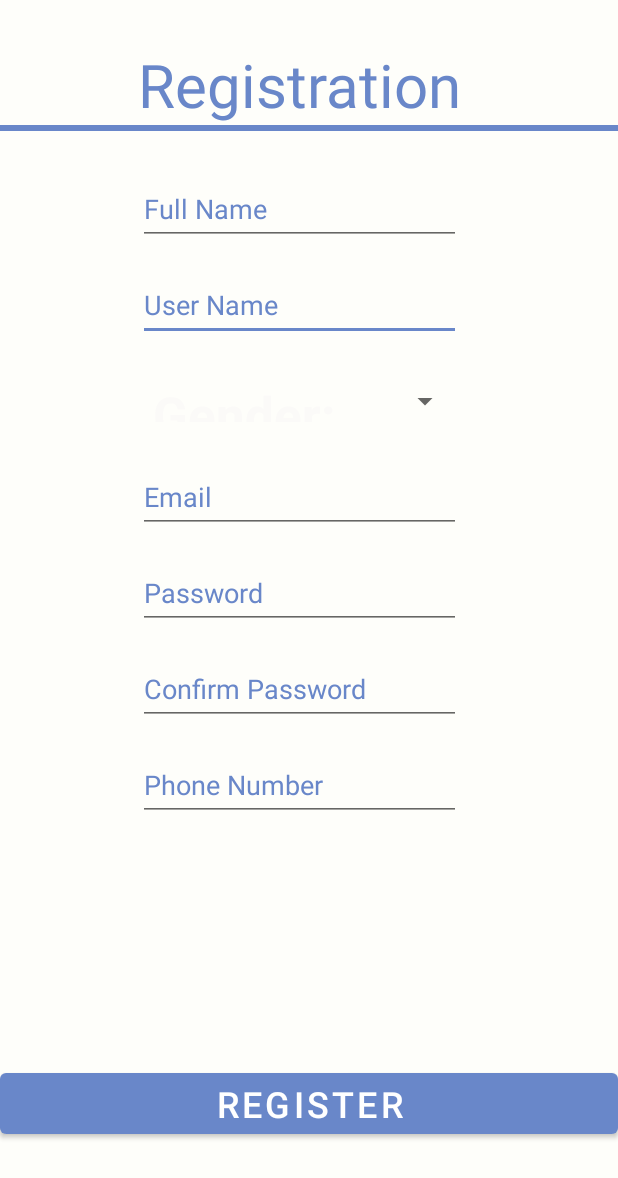
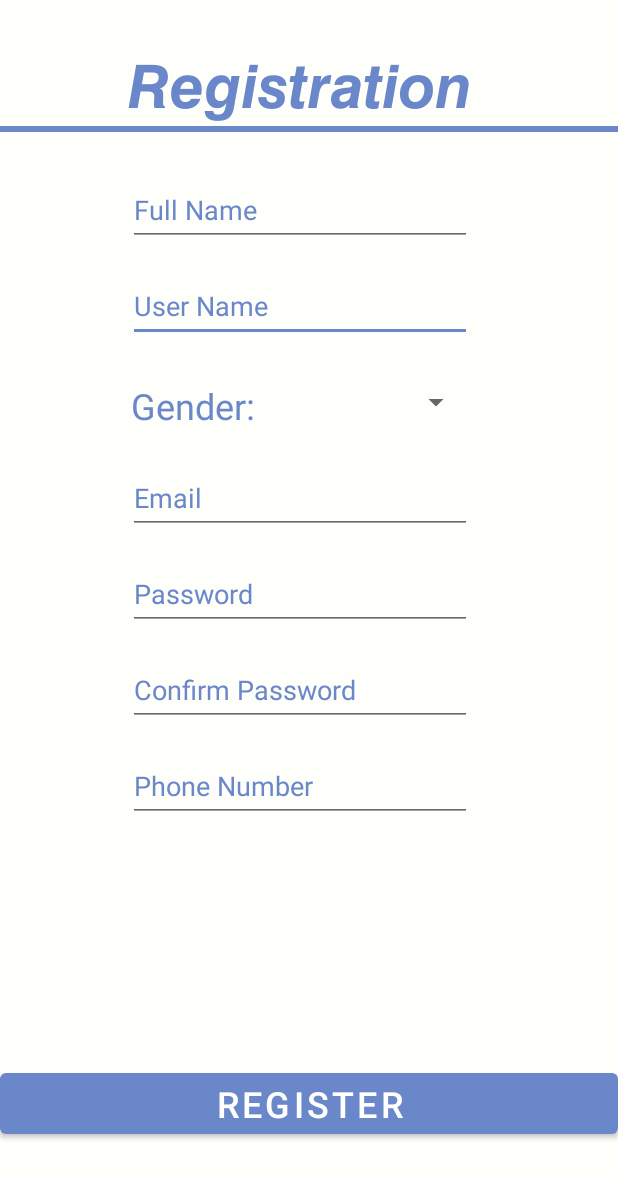
Before and after one commit to aiRamo/clotho, an Android app: the Registration screen opened directly, with no data from a screen before it, on a phone screen of 412 x 824 dp. Shown: the top 1178 px of the screen. Run offline under Robolectric (Android 15) with nearby library versions, the phone set to English and light mode, and no system bars; our stand-ins replace Firebase (no records; nobody signed in at launch, a user with empty details on screens opened directly).

Commit message:
Registration Changes

```diff
--- a/app/src/main/java/com/visionapi/clotho/Registration.java
+++ b/app/src/main/java/com/visionapi/clotho/Registration.java
@@ -34,6 +34,7 @@ public class Registration extends AppCompatActivity implements AdapterView.OnIte
         final EditText CreatePassword = findViewById(R.id.editTextPassword);
         final EditText ConfirmPassword = findViewById(R.id.editTextPassword2);
         final EditText phonenumber = findViewById(R.id.editTextPhonenumber);
+        final EditText email = findViewById(R.id.editTextEmail);
 
 
         final Spinner gender = findViewById(R.id.spinner4);
@@ -67,6 +68,7 @@ public class Registration extends AppCompatActivity implements AdapterView.OnIte
                 final String confirmTxt = ConfirmPassword.getText().toString();
                 final String genderTxt = gender.getSelectedItem().toString();
                 final String phoneTxt = phonenumber.getText().toString();
+                final String emailTxt = email.getText().toString();
 
                 //JUST FOR TESTING SAVE FEATURE, DISREGARD LATER...
 //
@@ -99,6 +101,8 @@ public class Registration extends AppCompatActivity implements AdapterView.OnIte
                                 databaseReference.child("users").child(userNameTxt).child("fullName").setValue(fullNameTxt);
                                 databaseReference.child("users").child(userNameTxt).child("password").setValue(passwordTxt);
                                 databaseReference.child("users").child(userNameTxt).child("gender").setValue(genderTxt);
+                                databaseReference.child("users").child(userNameTxt).child("phoneNumber").setValue(phoneTxt);
+                                databaseReference.child("users").child(userNameTxt).child("email").setValue(emailTxt);
 
                                 // show a registration was successful message to the user and finish the activity
                                 Toast.makeText(Registration.this,"User has been registered successfully",Toast.LENGTH_SHORT).show();
--- a/app/src/main/res/layout/activity_registration.xml
+++ b/app/src/main/res/layout/activity_registration.xml
@@ -21,7 +21,7 @@
         android:inputType="textPersonName"
         android:minHeight="48dp"
 
-        android:textColor="#FAF8F8"
+        android:textColor="@color/blue"
         android:textColorHint="@color/blue"
         app:layout_constraintEnd_toEndOf="@+id/editTextPersonName"
         app:layout_constraintStart_toStartOf="@+id/editTextPersonName"
@@ -38,7 +38,7 @@
         android:inputType="textPersonName"
 
         android:minHeight="48dp"
-        android:textColor="#FAF8F8"
+        android:textColor="@color/blue"
         android:textColorHint="@color/blue"
         app:layout_constraintEnd_toEndOf="@+id/editTextPersonName"
         app:layout_constraintHorizontal_bias="0.0"
@@ -84,7 +84,7 @@
         android:hint="Full Name"
         android:inputType="textPersonName"
         android:minHeight="48dp"
-        android:textColor="#FAF8F8"
+        android:textColor="@color/blue"
 
         android:textColorHint="@color/blue"
 
@@ -103,11 +103,11 @@
         android:hint="@string/prompt_password"
         android:inputType="textPassword"
         android:minHeight="48dp"
-        android:textColor="#FAF8F8"
+        android:textColor="@color/blue"
         android:textColorHint="@color/blue"
-        app:layout_constraintEnd_toEndOf="@+id/spinner4"
+        app:layout_constraintEnd_toEndOf="@+id/editTextEmail"
         app:layout_constraintHorizontal_bias="0.0"
-        app:layout_constraintStart_toStartOf="@+id/spinner4"
+        app:layout_constraintStart_toStartOf="@+id/editTextEmail"
         app:layout_constraintTop_toBottomOf="@+id/editTextEmail" />
 
     <EditText
@@ -120,11 +120,11 @@
         android:hint="@string/confirmation"
         android:inputType="textPassword"
         android:minHeight="48dp"
-        android:textColor="#FAF8F8"
+        android:textColor="@color/blue"
         android:textColorHint="@color/blue"
-        app:layout_constraintEnd_toEndOf="@+id/spinner4"
+        app:layout_constraintEnd_toEndOf="@+id/editTextPassword"
         app:layout_constraintHorizontal_bias="0.0"
-        app:layout_constraintStart_toStartOf="@+id/spinner4"
+        app:layout_constraintStart_toStartOf="@+id/editTextPassword"
         app:layout_constraintTop_toBottomOf="@+id/editTextPassword" />
 
     <EditText
@@ -137,17 +137,18 @@
         android:hint="@string/prompt_phoneNumber"
         android:inputType="textPassword"
         android:minHeight="48dp"
-        android:textColor="#FAF8F8"
+        android:textColor="@color/blue"
         android:textColorHint="@color/blue"
-        app:layout_constraintEnd_toEndOf="@+id/spinner4"
+        app:layout_constraintEnd_toEndOf="@+id/editTextPassword2"
         app:layout_constraintHorizontal_bias="0.0"
-        app:layout_constraintStart_toStartOf="@+id/spinner4"
+        app:layout_constraintStart_toStartOf="@+id/editTextPassword2"
         app:layout_constraintTop_toBottomOf="@+id/editTextPassword2" />
 
     <Spinner
         android:id="@+id/spinner4"
         android:layout_width="0dp"
         android:layout_height="48dp"
+        android:layout_marginStart="-8dp"
         android:layout_marginTop="16dp"
         android:autofillHints="Gender"
         android:contentDescription="@string/gender_selection"
--- a/app/src/main/res/layout/color_spinner_layout.xml
+++ b/app/src/main/res/layout/color_spinner_layout.xml
@@ -3,9 +3,9 @@
     android:layout_width="match_parent"
     android:padding="10dp"
     android:id="@+id/spinnerStyle"
-    android:textSize="34sp"
-    android:textColor="@color/white_v2"
-    android:textStyle="bold"
+    android:textSize="24sp"
+    android:textColor="@color/blue"
+    android:textStyle="normal"
     android:layout_height="match_parent">
 
 </CheckedTextView>
--- a/app/src/main/res/values/registration_resources.xml
+++ b/app/src/main/res/values/registration_resources.xml
@@ -1,5 +1,5 @@
 <resources>
-    <string name="title_activity_registration">Registration</string>
+    <string name="title_activity_registration">𝙍𝙚𝙜𝙞𝙨𝙩𝙧𝙖𝙩𝙞𝙤𝙣</string>
     <string name="prompt_email">Email</string>
     <string name="prompt_password">Password</string>
     <string name="confirmation">Confirm Password</string>
```
